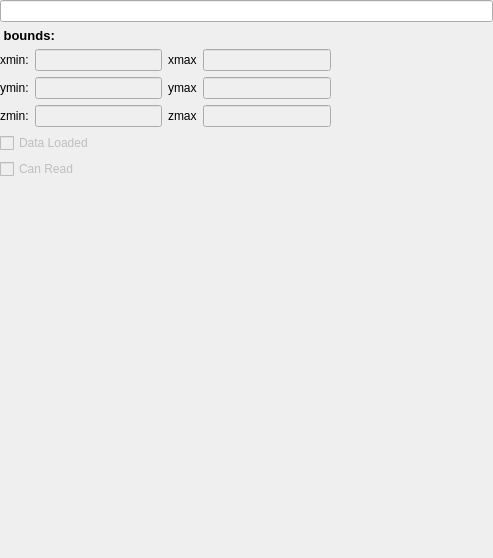
tartarini/MAF3, file src/mafResources/vmeGeneric.ui: the form before one commit.
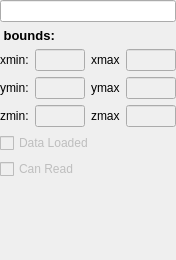
The form after the commit.

Commit message: Added vme, visualPipe and dataPipe gui

The edit to the form file:
```diff
--- a/src/mafResources/vmeGeneric.ui
+++ b/src/mafResources/vmeGeneric.ui
@@ -6,8 +6,8 @@
    <rect>
     <x>0</x>
     <y>0</y>
-    <width>493</width>
-    <height>558</height>
+    <width>176</width>
+    <height>260</height>
    </rect>
   </property>
   <property name="sizePolicy">
@@ -186,19 +186,6 @@
        </item>
       </layout>
      </item>
-     <item>
-      <spacer name="horizontalSpacer">
-       <property name="orientation">
-        <enum>Qt::Horizontal</enum>
-       </property>
-       <property name="sizeHint" stdset="0">
-        <size>
-         <width>80</width>
-         <height>20</height>
-        </size>
-       </property>
-      </spacer>
-     </item>
     </layout>
    </item>
    <item>
```
The commit also changes 2 other files.
